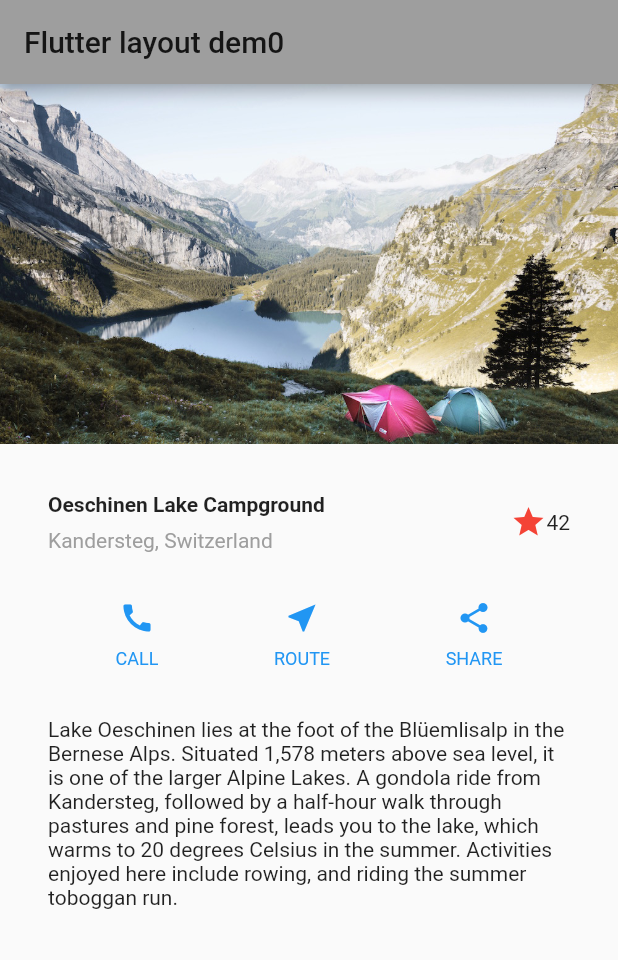
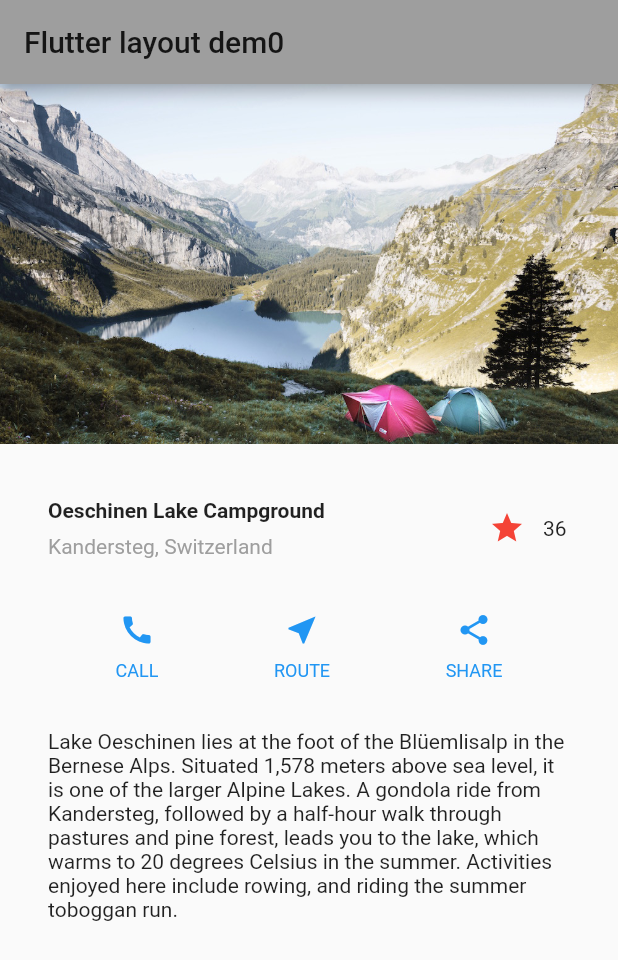
Before and after one commit to tkrplus/NiwalabFlutterTutorial, a Flutter app: the screen it shows after launch, on a phone screen of 412 x 824 dp. Shown: the top 960 px of the screen. Run offline on Flutter 3.47's test engine with Material 2 defaults, Android fonts, the phone set to English and light mode, and no system bars.

Commit message:
add FavoriteWidget

```diff
--- a/lib/main.dart
+++ b/lib/main.dart
@@ -39,8 +39,7 @@ class MyApp extends StatelessWidget {
             ],
           ),
         ),
-        Icon(Icons.star, color: Colors.red[500]),
-        Text('42')
+        FavoriteWidget(),
       ]),
     );
 
@@ -114,3 +113,47 @@ class MyApp extends StatelessWidget {
         ]);
   }
 }
+
+class FavoriteWidget extends StatefulWidget {
+  @override
+  _FavoriteWidgetState createState() => _FavoriteWidgetState();
+}
+
+class _FavoriteWidgetState extends State<FavoriteWidget> {
+  bool _isFavorited = true;
+  int _favoriteCount = 36;
+
+  @override
+  Widget build(BuildContext context) {
+    return Row(
+      mainAxisSize: MainAxisSize.min,
+      children: [
+        Container(
+            padding: EdgeInsets.all(0),
+            child: IconButton(
+              icon: (_isFavorited ? Icon(Icons.star) : Icon(Icons.star_border)),
+              color: Colors.red[500],
+              onPressed: _toggleFavorite,
+            )),
+        SizedBox(
+          width: 18,
+          child: Container(
+            child: Text('$_favoriteCount'),
+          ),
+        ),
+      ],
+    );
+  }
+
+  void _toggleFavorite() {
+    setState(() {
+      if (_isFavorited) {
+        _favoriteCount -= 1;
+        _isFavorited = false;
+      } else {
+        _favoriteCount += 1;
+        _isFavorited = true;
+      }
+    });
+  }
+}
```
